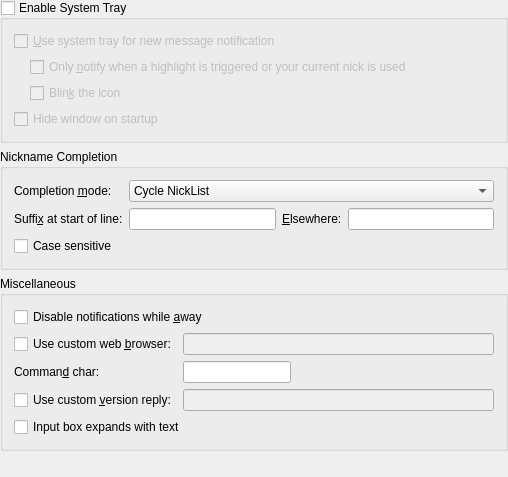
The window that src/config/generalbehavior_configui.ui (KDE/konversation) describes before a commit, drawn with Qt 5.
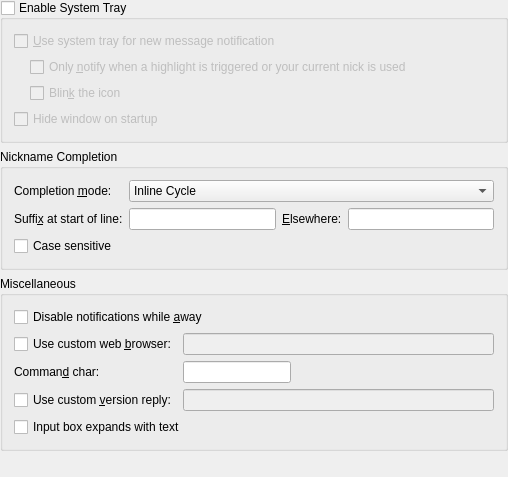
The same window after the commit. Custom widgets are drawn as their Qt base class.

Commit message: Better string.

Patch:
```diff
--- a/src/config/generalbehavior_configui.ui
+++ b/src/config/generalbehavior_configui.ui
@@ -128,7 +128,7 @@
        <widget class="KComboBox" name="kcfg_NickCompletionMode" >
         <item>
          <property name="text" >
-          <string>Cycle NickList</string>
+          <string>Inline Cycle</string>
          </property>
         </item>
         <item>
```
